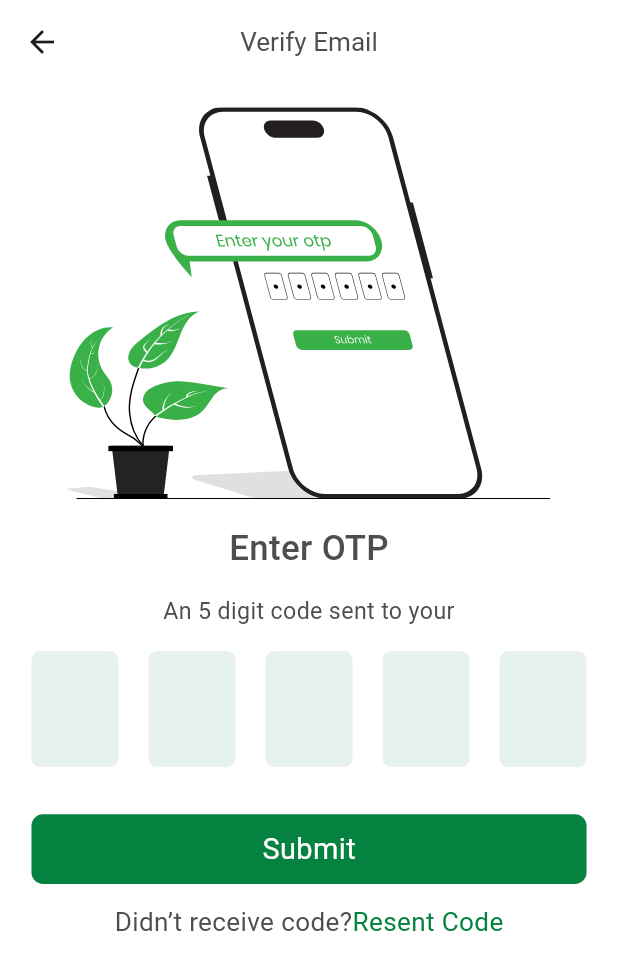
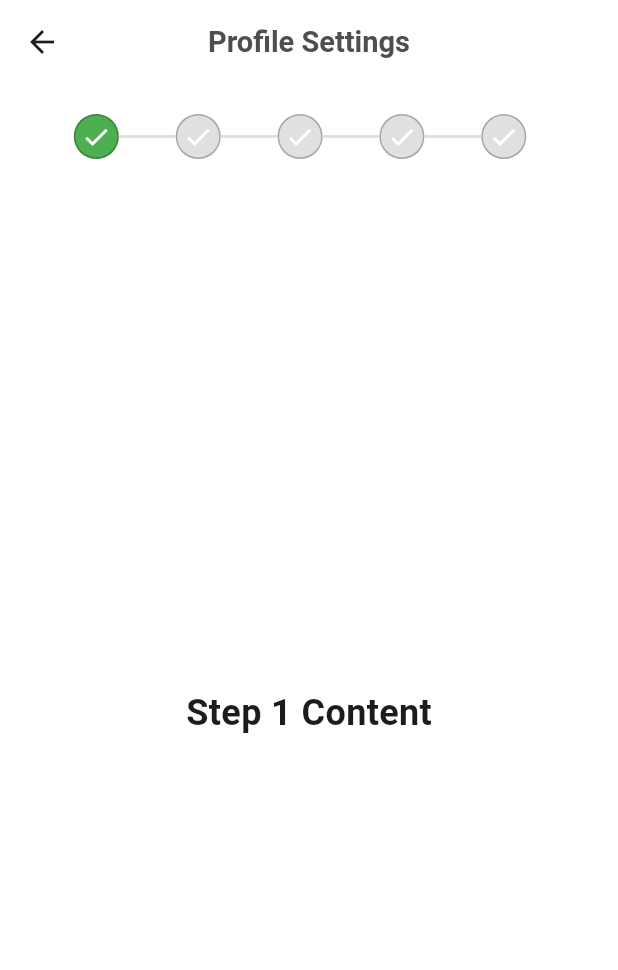
Before and after one commit to nurappsdev/AL-Wasyeeah-App, a Flutter app: the OtpVerifyScreen screen opened by its route, after a tap on "Submit", on a phone screen of 412 x 824 dp. Shown: the top 970 px of the screen. Run offline on Flutter 3.47's test engine with Material 3 defaults, Android fonts, the phone set to English and light mode, and no system bars; drawn by our look-alikes of pin_code_fields; our stand-ins replace cached_network_image, fl_chart, flutter_screenutil, flutter_spinkit, flutter_svg, fluttertoast and 5 more; missing offline and left inert: mime_type; accounts and stored records are empty; Roboto replaces fonts that are missing (Poppins-Regular).

Commit message:
profile setting design progress done

```diff
--- a/lib/view/screen/otp_verify_screen.dart
+++ b/lib/view/screen/otp_verify_screen.dart
@@ -6,6 +6,7 @@ import 'package:get/get.dart';
 
 import '../../utils/utils.dart';
 import '../widgets/widgets.dart';
+import 'profile_setting/profile_setting1.dart';
 
 class OtpVerifyScreen extends StatelessWidget {
    OtpVerifyScreen({super.key});
@@ -39,6 +40,7 @@ class OtpVerifyScreen extends StatelessWidget {
                   // loading: authController.loadingLoading.value == true,
                   title: "Submit".tr,
                   onpress: () {
+                    Get.off(()=>StepNavigationWithPageView());
                     // if (_forRegKey.currentState!.validate()) {
                     //   // authController.loginHandle(
                     //   //     emailController.text, passController.text);
--- /dev/null
+++ b/lib/view/screen/profile_setting/profile_screen2.dart
@@ -0,0 +1,12 @@
+import 'package:flutter/material.dart';
+
+class ProfileScreen2 extends StatelessWidget {
+  const ProfileScreen2({super.key});
+
+  @override
+  Widget build(BuildContext context) {
+    return Scaffold (
+      body: Container(color: Colors.red,),
+    );
+  }
+}
--- /dev/null
+++ b/lib/view/screen/profile_setting/profile_setting1.dart
@@ -0,0 +1,133 @@
+import 'package:al_wasyeah/view/widgets/custom_text.dart';
+import 'package:flutter/material.dart';
+import 'package:flutter_screenutil/flutter_screenutil.dart';
+
+import 'profile_screen2.dart';
+
+class StepNavigationWithPageView extends StatefulWidget {
+  @override
+  _StepNavigationWithPageViewState createState() =>
+      _StepNavigationWithPageViewState();
+}
+
+class _StepNavigationWithPageViewState
+    extends State<StepNavigationWithPageView> {
+  final PageController _pageController = PageController();
+  int _currentStep = 0;
+
+  // Navigate to a specific page based on step
+  void _onStepTapped(int step) {
+    setState(() {
+      _currentStep = step;
+    });
+    _pageController.animateToPage(
+      step,
+      duration: Duration(milliseconds: 300),
+      curve: Curves.easeInOut,
+    );
+  }
+
+  @override
+  Widget build(BuildContext context) {
+    return Scaffold(
+      appBar: AppBar(title:CustomText(text: "Profile Settings",fontWeight: FontWeight.w600,fontsize: 20.sp,),),
+      body: Padding(
+        padding: EdgeInsets.symmetric(horizontal: 24.h),
+        child: Column(
+          crossAxisAlignment: CrossAxisAlignment.center,
+          children: [
+            // Step Indicator
+            Padding(
+              padding: const EdgeInsets.only(left: 26.0,top: 20,bottom: 20,),
+              child: Row(
+                children: List.generate(5, (index) {
+                  bool isCompleted = index < _currentStep;
+                  bool isActive = index == _currentStep;
+
+                  return Expanded(
+                    child: Row(
+                      children: [
+                        GestureDetector(
+                          onTap: () => _onStepTapped(index),
+                          child: Container(
+                            width: 30,
+                            height: 30,
+                            decoration: BoxDecoration(
+                              color: isCompleted || isActive
+                                  ? Colors.green
+                                  : Colors.grey.shade300,
+                              shape: BoxShape.circle,
+                              border: Border.all(
+                                color: Colors.black26,
+                              ),
+                            ),
+                            child: Icon(
+                              Icons.check,
+                              color: Colors.white,
+                              size: 20,
+                            ),
+                          ),
+                        ),
+                        if (index < 4)
+                          Expanded(
+                            child: Container(
+                              height: 2,
+                              color: isCompleted
+                                  ? Colors.green
+                                  : Colors.grey.shade300,
+                            ),
+                          ),
+                      ],
+                    ),
+                  );
+                }),
+              ),
+            ),
+
+            // PageView for the screens
+            Expanded(
+              child: PageView(
+                controller: _pageController,
+                onPageChanged: (index) {
+                  setState(() {
+                    _currentStep = index;
+                  });
+                },
+                children: [
+                  StepScreen(content: "Step 1 Content"),
+                  ProfileScreen2(),
+                  StepScreen(content: "Step 3 Content"),
+                  StepScreen(content: "Step 4 Content"),
+                  StepScreen(content: "Step 5 Content"),
+                ],
+              ),
+            ),
+          ],
+        ),
+      ),
+    );
+  }
+}
+
+// Example step content screen
+class StepScreen extends StatelessWidget {
+  final String content;
+
+  StepScreen({required this.content});
+
+  @override
+  Widget build(BuildContext context) {
+    return Center(
+      child: Text(
+        content,
+        style: TextStyle(fontSize: 24, fontWeight: FontWeight.bold),
+      ),
+    );
+  }
+}
+
+void main() {
+  runApp(MaterialApp(
+    home: StepNavigationWithPageView(),
+  ));
+}
```
Also changed, not shown: lib/view/screen/before_login/zakat_calculator_screen.dart (line endings or trailing spaces).
